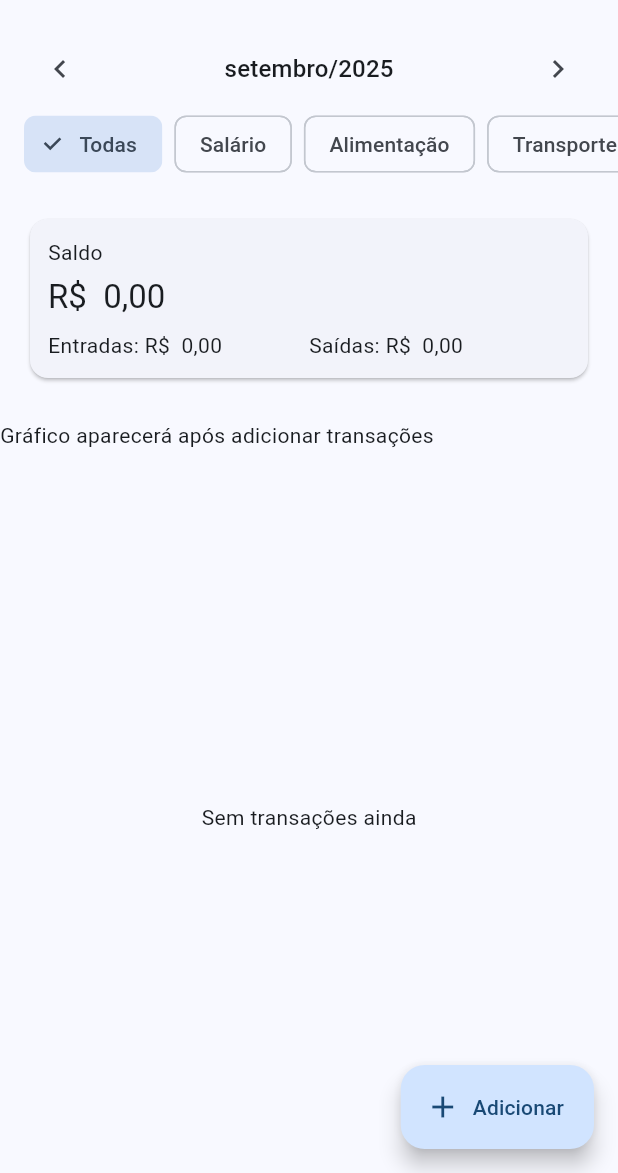
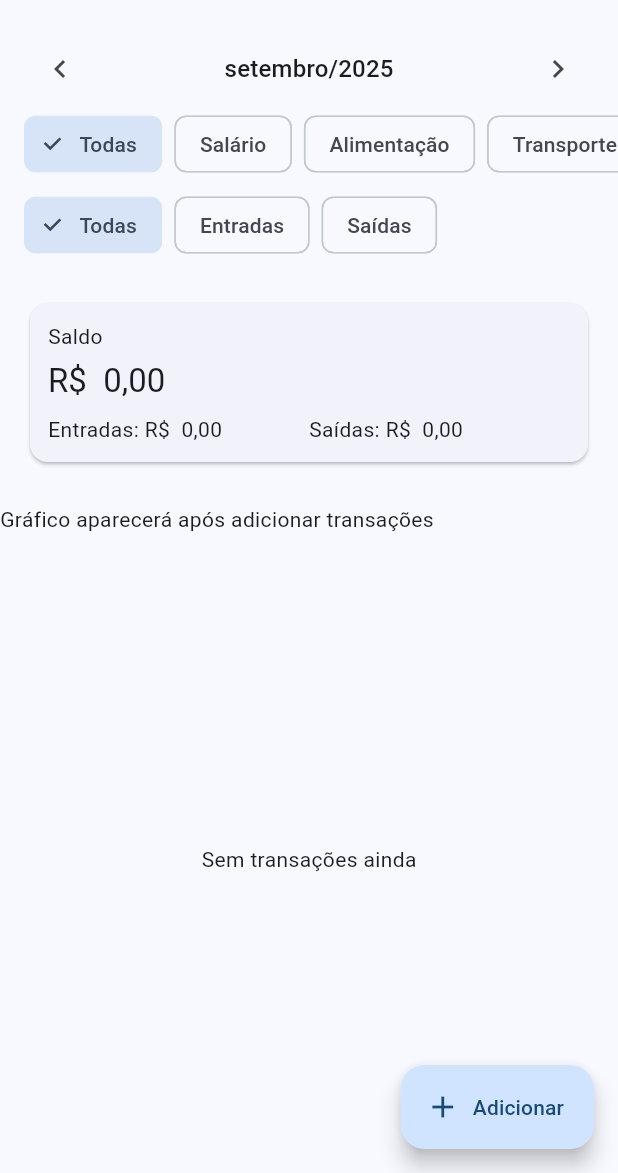
Before and after one commit to paiva737/financeapp_mobile, a Flutter app: the screen it shows after launch, on a phone screen of 412 x 824 dp, the part 63-1236 px from its top. Run offline on Flutter 3.47's test engine with Material 3 defaults, Android fonts, the phone set to English and light mode, and no system bars; our stand-ins replace fl_chart, flutter_riverpod, hive, hive_flutter, share_plus; accounts and stored records are empty.

Commit message:
fix(filters): garantir rebuild do filtro de tipo (chips não-const) e debug do filtro ativo

```diff
--- /dev/null
+++ b/lib/features/transactions/state/type_filter_provider.dart
@@ -0,0 +1,7 @@
+import 'package:flutter_riverpod/flutter_riverpod.dart';
+
+enum TxTypeFilter { all, income, expense }
+
+
+final selectedTypeFilterProvider =
+StateProvider<TxTypeFilter>((ref) => TxTypeFilter.all);
--- a/lib/features/transactions/ui/dashboard_page.dart
+++ b/lib/features/transactions/ui/dashboard_page.dart
@@ -3,8 +3,8 @@ import 'package:flutter_riverpod/flutter_riverpod.dart';
 
 import '../../transactions/state/filtered_providers.dart';
 import '../../transactions/state/category_filter_provider.dart';
-import '../../../core/formatters.dart';
-
+import '../../transactions/state/type_filter_provider.dart'; // <--
+import 'widgets/type_filter_chips.dart';
 import 'widgets/balance_header.dart';
 import 'widgets/income_expense_pie.dart';
 import 'widgets/transaction_tile.dart';
@@ -20,6 +20,13 @@ class DashboardPage extends ConsumerWidget {
     final items = ref.watch(filteredTransactionsProvider);
     final totals = ref.watch(filteredTotalsProvider);
     final cat = ref.watch(selectedCategoryProvider);
+    final type = ref.watch(selectedTypeFilterProvider);
+
+    String typeLabel(TxTypeFilter t) => switch (t) {
+      TxTypeFilter.all => 'Todos os tipos',
+      TxTypeFilter.income => 'Entradas',
+      TxTypeFilter.expense => 'Saídas',
+    };
 
     return Scaffold(
       appBar: AppBar(
@@ -35,11 +42,15 @@ class DashboardPage extends ConsumerWidget {
                 const MonthSelector(),
                 const SizedBox(height: 4),
                 const CategoryFilterChips(),
-                if (cat != null)
+                const SizedBox(height: 8),
+                const TypeFilterChips(),
+                if (cat != null || type != TxTypeFilter.all)
                   Padding(
                     padding: const EdgeInsets.fromLTRB(16, 4, 16, 0),
-                    child: Text('Filtrando: $cat',
-                        style: Theme.of(context).textTheme.bodySmall),
+                    child: Text(
+                      'Filtrando: ${cat ?? "Todas as categorias"} • ${typeLabel(type)}',
+                      style: Theme.of(context).textTheme.bodySmall,
+                    ),
                   ),
                 const SizedBox(height: 8),
                 BalanceHeader(
--- /dev/null
+++ b/lib/features/transactions/ui/widgets/type_filter_chips.dart
@@ -0,0 +1,53 @@
+import 'package:flutter/material.dart';
+import 'package:flutter_riverpod/flutter_riverpod.dart';
+import '../../state/type_filter_provider.dart';
+
+class TypeFilterChips extends ConsumerWidget {
+  const TypeFilterChips({super.key});
+
+  @override
+  Widget build(BuildContext context, WidgetRef ref) {
+    final selected = ref.watch(selectedTypeFilterProvider);
+
+    Widget chip(String label, TxTypeFilter value) {
+      final isSelected = selected == value;
+      return ChoiceChip(
+        label: Text(label),
+        selected: isSelected,
+        onSelected: (_) =>
+        ref.read(selectedTypeFilterProvider.notifier).state = value,
+      );
+    }
+
+    return Padding(
+      padding: const EdgeInsets.symmetric(horizontal: 16),
+      child: Wrap(
+        spacing: 8,
+        runSpacing: 8,
+        children: [
+          chip('Todas', TxTypeFilter.all),
+          chip('Entradas', TxTypeFilter.income),
+          chip('Saídas', TxTypeFilter.expense),
+        ],
+      ),
+    );
+  }
+}
+
+
+class _TypeChip extends ConsumerWidget {
+  final String label;
+  final TxTypeFilter value;
+  const _TypeChip({required this.label, required this.value, super.key});
+
+  @override
+  Widget build(BuildContext context, WidgetRef ref) {
+    final selected = ref.watch(selectedTypeFilterProvider);
+    final isSelected = selected == value;
+    return ChoiceChip(
+      label: Text(label),
+      selected: isSelected,
+      onSelected: (_) => ref.read(selectedTypeFilterProvider.notifier).state = value,
+    );
+  }
+}
```
Also changed, not shown: lib/features/transactions/state/filtered_providers.dart (+12 -5 lines).
